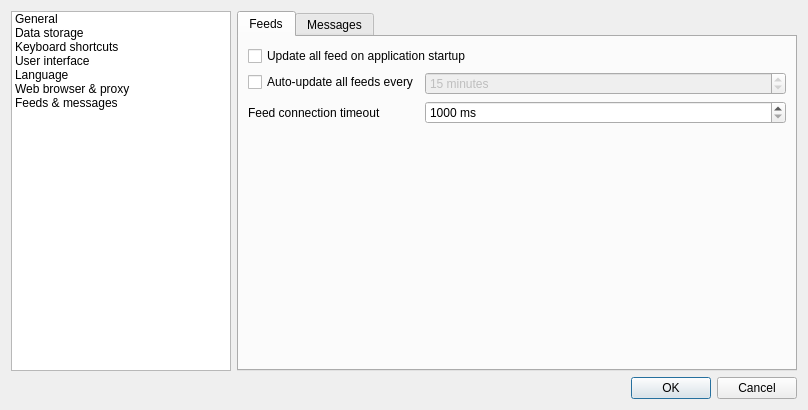
martinrotter/rssguard, file src/gui/formsettings.ui: the form before one commit.
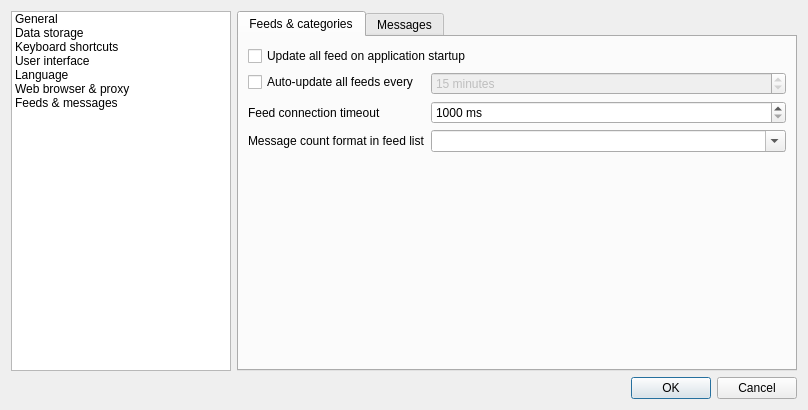
The form after the commit. The open tabs and pages were chosen to show the change. Custom widgets are drawn as their Qt base class.

Patch:
```diff
--- a/src/gui/formsettings.ui
+++ b/src/gui/formsettings.ui
@@ -974,7 +974,7 @@
          </property>
          <widget class="QWidget" name="m_tabFeeds">
           <attribute name="title">
-           <string>Feeds</string>
+           <string>Feeds &amp;&amp; categories</string>
           </attribute>
           <layout class="QFormLayout" name="formLayout_10">
            <property name="fieldGrowthPolicy">
@@ -1039,6 +1039,26 @@
              </property>
             </widget>
            </item>
+           <item row="3" column="0">
+            <widget class="QLabel" name="label_8">
+             <property name="text">
+              <string>Message count format in feed list</string>
+             </property>
+            </widget>
+           </item>
+           <item row="3" column="1">
+            <widget class="QComboBox" name="m_cmbCountsFeedList">
+             <property name="toolTip">
+              <string>Enter format for count of messages displayed next to each feed/category in feed list. Use &quot;%all&quot; and &quot;%unread&quot; placeholders.</string>
+             </property>
+             <property name="editable">
+              <bool>true</bool>
+             </property>
+             <property name="currentText">
+              <string notr="true"/>
+             </property>
+            </widget>
+           </item>
           </layout>
          </widget>
          <widget class="QWidget" name="m_tabMessages">
```
Left out of the diff: 4 changed lines with no effect on the pictures.
